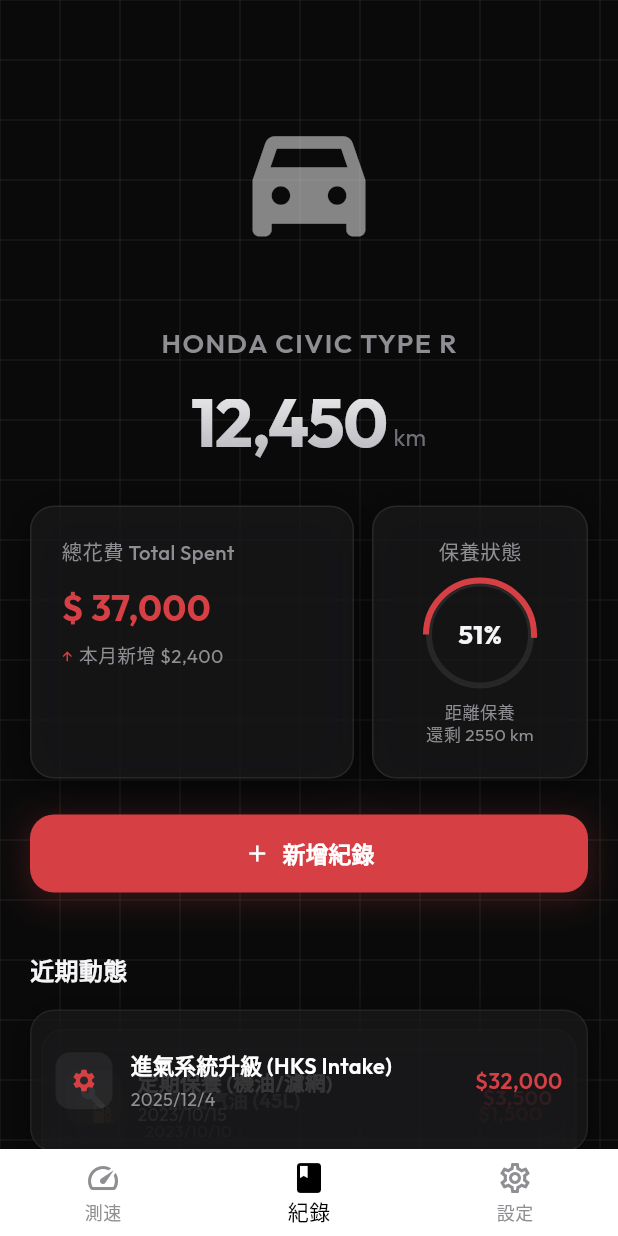
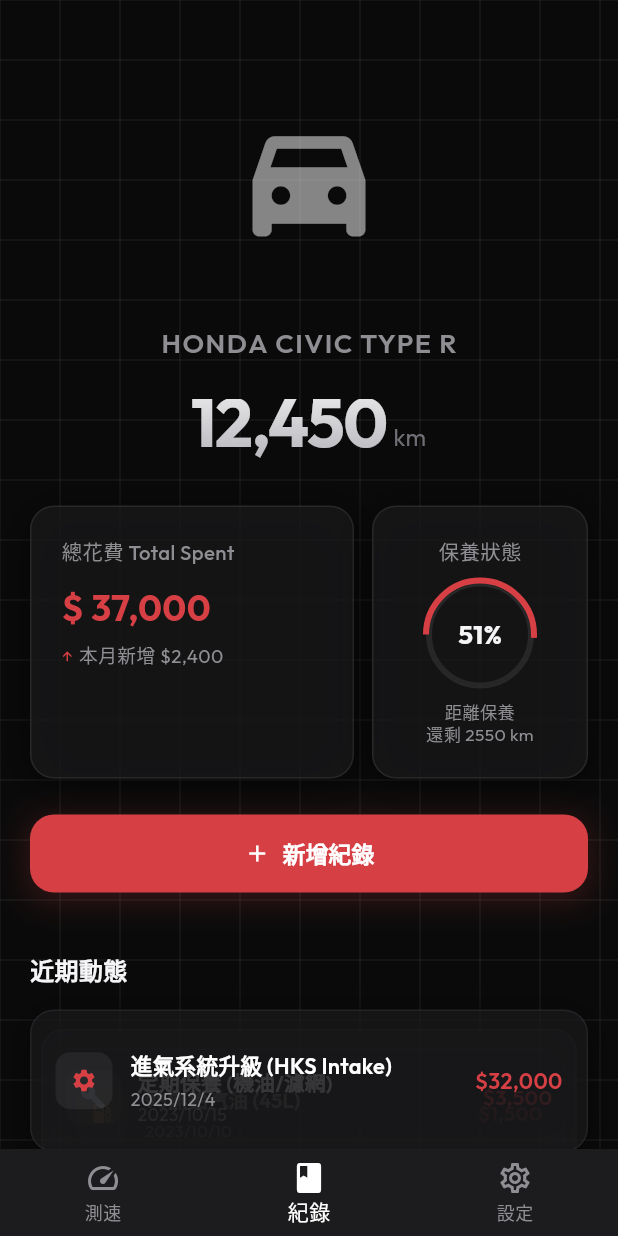
Before and after one commit to viocax/Garage, a Flutter app: the screen it shows after launch, item 2 of the bottom bar chosen, on a phone screen of 412 x 824 dp. Run offline on Flutter 3.47's test engine with Material 3 defaults, Android fonts, the light colour scheme and no system bars; our stand-ins replace bloc, dio, equatable, flutter_bloc, flutter_tts, geolocator and 4 more; missing offline and left inert: model_viewer_plus.

Commit message:
Fix GarageHomePage syntax, update AppRouter for full-screen navigation, and refine TabBar logic

```diff
--- a/lib/Screen/app/home/garage_home_page.dart
+++ b/lib/Screen/app/home/garage_home_page.dart
@@ -4,6 +4,7 @@
 import 'package:garage/screen/app/home/bloc/garage_home_bloc.dart';
 import 'package:garage/screen/app/home/bloc/garage_home_event.dart';
 import 'package:garage/core/models/tabbar_type.dart';
+import 'package:garage/theme/app_theme.dart';
 import 'package:go_router/go_router.dart';
 
 class GarageHomePage extends StatelessWidget {
@@ -13,19 +14,25 @@
 
   @override
   Widget build(BuildContext context) {
+    // Speed (index 0) and Records (index 1) use dark theme
+    // Settings (index 2) follows system theme
+    final shouldUseDarkTheme =
+        shell.currentIndex == 0 || shell.currentIndex == 1;
+
     return Scaffold(
       body: shell,
-      bottomNavigationBar: BottomNavigationBar(
+      bottomNavigationBar: Theme(
+        data: shouldUseDarkTheme ? AppTheme.darkTheme : Theme.of(context),
+        child: BottomNavigationBar(
           currentIndex: shell.currentIndex,
-        onTap: (index) => {
+          onTap: (index) {
+            TabbarType tabbarType = TabConfig.getTab(index);
             shell.goBranch(
               index,
-            initialLocation: index == shell.currentIndex ? false : true,
-          ),
+              initialLocation: TabConfig.duplicate(index, tabbarType) == false,
+            );
             // TODO: 到時候再看看需不需要，之後想知道相關點擊事件
-          context.read<GarageHomeBloc>().add(
-            TabChanged(TabConfig.getTab(index)),
-          ),
+            context.read<GarageHomeBloc>().add(TabChanged(tabbarType));
           },
           items: [
             BottomNavigationBarItem(
@@ -45,6 +52,7 @@
             ),
           ],
         ),
+      ),
     );
   }
 }
--- a/lib/Screen/records/records_page.dart
+++ b/lib/Screen/records/records_page.dart
@@ -3,6 +3,7 @@
 import 'dart:math' as math;
 import 'package:garage/theme/grid_background_painter.dart';
 import 'package:garage/theme/themed_status_bar.dart';
+import 'package:garage/theme/app_theme.dart';
 import 'package:garage/screen/records/bloc/records_bloc.dart';
 import 'package:garage/core/models/vehicle.dart';
 import 'package:garage/core/models/vehicle_record.dart';
@@ -12,13 +13,12 @@
 
   @override
   Widget build(BuildContext context) {
-    // Force dark mode colors for this specific page design as per CSS variables
-    const bgColor = Color(0xFF0A0A0A);
-
-    return ThemedStatusBar(
+    return Theme(
+      data: AppTheme.darkTheme,
+      child: ThemedStatusBar(
         theme: StatusBarTheme.light,
         child: Scaffold(
-        backgroundColor: bgColor,
+          backgroundColor: AppTheme.dashboardBg,
           body: Stack(
             children: [
               // Background Grid Pattern
@@ -32,9 +32,7 @@
                       RecordsLoading() => const Center(
                         child: CircularProgressIndicator(),
                       ),
-                    RecordsEmpty() => _RecordsContent(
-                      vehicle: Vehicle.empty(),
-                    ),
+                      RecordsEmpty() => _RecordsContent(vehicle: Vehicle.empty()),
                       RecordsError(:final message) => Center(
                         child: Text('Error: $message'),
                       ),
@@ -48,6 +46,7 @@
             ],
           ),
         ),
+      ),
     );
   }
 }
@@ -59,11 +58,6 @@
 
   @override
   Widget build(BuildContext context) {
-    const cardBg = Color.fromRGBO(28, 28, 30, 0.65);
-    const textPrimary = Color(0xFFF5F5F7);
-    const textSecondary = Color(0xFF8E8E93);
-    const accentRed = Color(0xFFD64045);
-
     return Column(
       children: [
         Expanded(
@@ -74,8 +68,8 @@
               children: [
                 // 1. Hero Section
                 _HeroSection(
-                  textSecondary: textSecondary,
-                  textPrimary: textPrimary,
+                  textSecondary: AppTheme.dashboardTextSecondary,
+                  textPrimary: AppTheme.dashboardTextPrimary,
                   vehicle: vehicle,
                 ),
 
@@ -83,28 +77,29 @@
 
                 // 2. Stats Grid
                 _StatsGrid(
-                  cardBg: cardBg,
-                  textSecondary: textSecondary,
-                  textPrimary: textPrimary,
-                  accentRed: accentRed,
+                  cardBg: AppTheme.dashboardCardBg,
+                  textSecondary: AppTheme.dashboardTextSecondary,
+                  textPrimary: AppTheme.dashboardTextPrimary,
+                  accentRed: AppTheme.dashboardAccentRed,
                   vehicle: vehicle,
                 ),
 
                 const SizedBox(height: 24),
 
                 // 3. Add Button
-                _AddButton(accentRed: accentRed),
+                _AddButton(accentRed: AppTheme.dashboardAccentRed),
 
                 const SizedBox(height: 40),
 
                 // 4. Recent Activity Stack
                 _RecentActivitySection(
-                  textPrimary: textPrimary,
-                  textSecondary: textSecondary,
-                  cardBg: cardBg,
-                  accentRed: accentRed,
+                  textPrimary: AppTheme.dashboardTextPrimary,
+                  textSecondary: AppTheme.dashboardTextSecondary,
+                  cardBg: AppTheme.dashboardCardBg,
+                  accentRed: AppTheme.dashboardAccentRed,
                   records: vehicle.records,
                 ),
+                const SizedBox(height: 100),
               ],
             ),
           ),
@@ -173,7 +168,10 @@
           shaderCallback: (bounds) => const LinearGradient(
             begin: Alignment.topCenter,
             end: Alignment.bottomCenter,
-            colors: [Color(0xFFF5F5F7), Color(0xFFB0B0B5)],
+            colors: [
+              AppTheme.dashboardGradientStart,
+              AppTheme.dashboardGradientEnd,
+            ],
           ).createShader(bounds),
           child: Row(
             mainAxisAlignment: MainAxisAlignment.center,
@@ -486,18 +484,18 @@
     double topOffset = 0;
     double scale = 1.0;
     double opacity = 1.0;
-    Color bgColor = cardBg;
+    Color bgColor = AppTheme.dashboardCardBg;
 
     if (index == 1) {
       topOffset = 11;
       scale = 0.96;
       opacity = 0.65;
-      bgColor = const Color.fromRGBO(38, 38, 40, 0.65);
+      bgColor = AppTheme.dashboardCardBgStacked1;
     } else if (index == 2) {
       topOffset = 22;
       scale = 0.92;
       opacity = 0.4;
-      bgColor = const Color.fromRGBO(38, 38, 40, 0.5);
+      bgColor = AppTheme.dashboardCardBgStacked2;
     }
 
     return Positioned(
@@ -515,8 +513,8 @@
             date: '${record.date.year}/${record.date.month}/${record.date.day}',
             cost: record.formattedCost,
             cardBg: bgColor,
-            accentRed: accentRed,
-            textSecondary: textSecondary,
+            accentRed: AppTheme.dashboardAccentRed,
+            textSecondary: AppTheme.dashboardTextSecondary,
             isTop: index == 0,
           ),
         ),
--- a/lib/core/models/tabbar_type.dart
+++ b/lib/core/models/tabbar_type.dart
@@ -55,4 +55,9 @@
     }
     return tabs[index];
   }
+
+  static bool duplicate(int currentIndex, TabbarType clickTab) {
+    final isDuplicate = currentIndex == getTabIndex(clickTab);
+    return isDuplicate;
+  }
 }
--- a/lib/router/app_router.dart
+++ b/lib/router/app_router.dart
@@ -1,3 +1,4 @@
+import 'package:flutter/material.dart';
 import 'package:flutter_bloc/flutter_bloc.dart';
 import 'package:garage/screen/settings/settings_page.dart';
 import 'package:garage/screen/settings/speed_detection_settings_page.dart';
@@ -10,6 +11,9 @@
 
 /// 應用程式的路由配置
 class AppRouter {
+  /// Root navigator key - 用於全屏路由
+  static final _rootNavigatorKey = GlobalKey<NavigatorState>();
+
   /// 路由路徑
   static const String launch = '/';
   static const String home = 'home';
@@ -21,6 +25,7 @@
   /// 建立並返回 GoRouter 實例
   static GoRouter createRouter() {
     return GoRouter(
+      navigatorKey: _rootNavigatorKey,
       initialLocation: launch,
       routes: [
         GoRoute(
@@ -71,10 +76,12 @@
                   ),
                   routes: [
                     GoRoute(
-                      path: 'speed-detection', // 相對路徑，不帶前導 /
+                      path: 'speed-detection',
                       name: 'speedDetectionSettings',
-                      builder: (context, state) => BlocProvider.value(
-                        value: getIt.bloc.settings,
+                      // 使用 root navigator，跳過 shell 直接全屏顯示
+                      parentNavigatorKey: _rootNavigatorKey,
+                      builder: (context, state) => BlocProvider(
+                        create: (context) => getIt.bloc.settings,
                         child: const SpeedDetectionSettingsPage(),
                       ),
                     ),
--- a/lib/theme/app_theme.dart
+++ b/lib/theme/app_theme.dart
@@ -40,6 +40,36 @@
   static const Color gradientGreen = Color(0xFF69F0AE); // greenAccent
   static const Color gradientYellow = Color(0xFFFFFF8D); // yellowAccent
   static const Color gradientRed = Color(0xFFFF8A80); // redAccent
+
+  // Dashboard/Records Page Colors
+  static const Color dashboardBg = Color(0xFF0A0A0A); // Very dark background
+  static const Color dashboardCardBg = Color.fromRGBO(
+    28,
+    28,
+    30,
+    0.65,
+  ); // Semi-transparent card background
+  static const Color dashboardCardBgStacked1 = Color.fromRGBO(
+    38,
+    38,
+    40,
+    0.65,
+  ); // Stacked card 1
+  static const Color dashboardCardBgStacked2 = Color.fromRGBO(
+    38,
+    38,
+    40,
+    0.5,
+  ); // Stacked card 2
+  static const Color dashboardTextPrimary = Color(0xFFF5F5F7); // Primary text
+  static const Color dashboardTextSecondary = Color(
+    0xFF8E8E93,
+  ); // Secondary text
+  static const Color dashboardAccentRed = Color(0xFFD64045); // Accent red color
+  static const Color dashboardGradientStart = Color(
+    0xFFF5F5F7,
+  ); // Gradient start
+  static const Color dashboardGradientEnd = Color(0xFFB0B0B5); // Gradient end
 
   // Transparent/Opacity Colors
   static Color whiteTransparent10 = Colors.white.withValues(alpha: 0.1);
```
Lines whose indentation alone changed are shown as unchanged.
